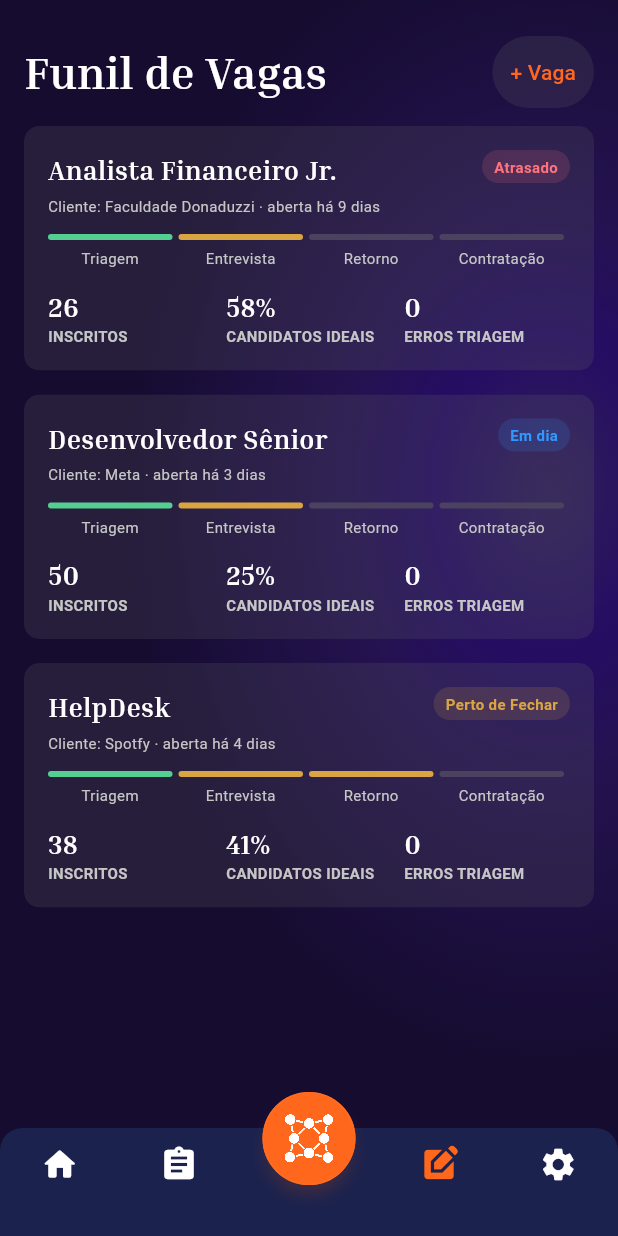
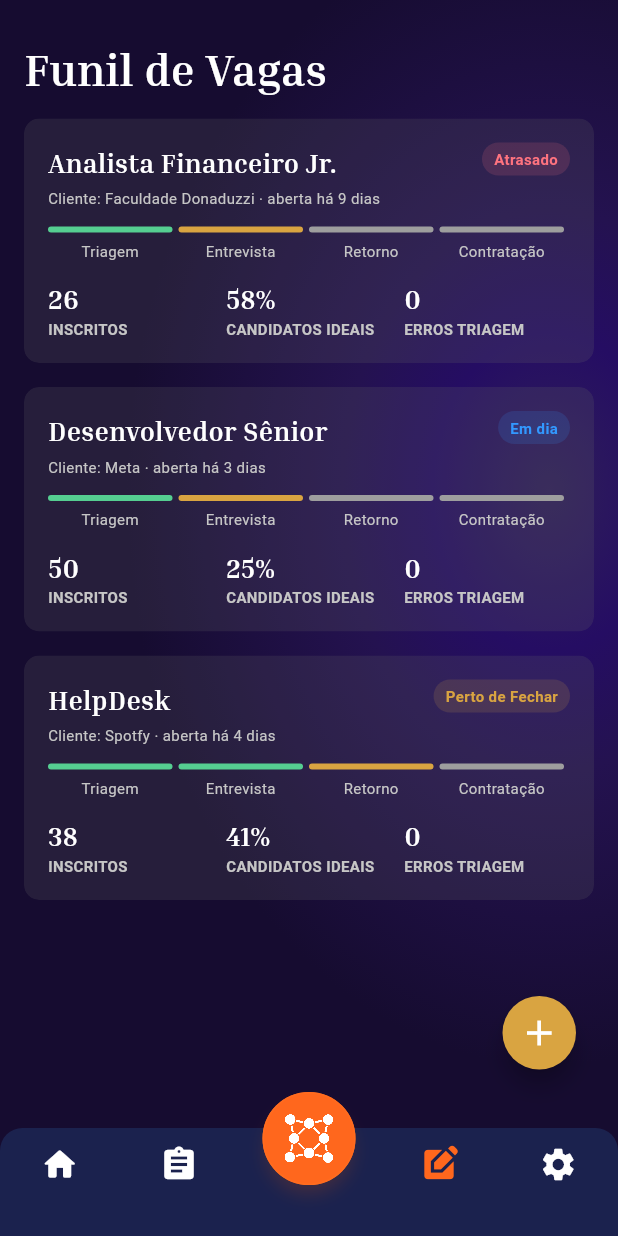
Before and after one commit to Matheus-Lessa-Dev/folksConnect, a Flutter app: the VacancyFunnelScreen screen opened directly, on a phone screen of 412 x 824 dp. Run offline on Flutter 3.47's test engine with Material 3 defaults, Android fonts, the phone set to English and light mode, and no system bars; our stand-ins replace go_router.

Commit message:
Tasks: kanban, dashboard, funil de vagas, home e configuracoes

```diff
--- a/frontend/lib/features/home/home_screen.dart
+++ b/frontend/lib/features/home/home_screen.dart
@@ -6,6 +6,7 @@ import '../../core/widgets/folks_navigation.dart';
 import '../kanban/kanban_controller.dart';
 import '../kanban/task.dart';
 import '../kanban/widgets/kanban_widgets.dart';
+import '../kanban/widgets/task_details_sheet.dart';
 
 class HomeScreen extends StatelessWidget {
   const HomeScreen({super.key, required this.controller, this.userName});
@@ -122,7 +123,10 @@ class HomeScreen extends StatelessWidget {
               child: _PriorityCard(
                 task: task,
                 today: today,
-                onTap: () => context.go('/kanban'),
+               onTap: () => showFolksSheet<void>(
+                context,
+                TaskDetailsSheet(controller: controller, taskId: task.id),
+              ),
               ),
             ),
         if (recent.isEmpty) const SizedBox(height: 20),
--- a/frontend/lib/features/kanban/widgets/kanban_widgets.dart
+++ b/frontend/lib/features/kanban/widgets/kanban_widgets.dart
@@ -70,11 +70,11 @@ class Pipeline extends StatelessWidget {
                       Container(
                         height: 4,
                         decoration: BoxDecoration(
-                          color: item.index <= stage.index
-                              ? (item.index == 0
+                          color: item.index < stage.index
                                     ? FolksColors.green
-                                    : FolksColors.gold)
-                              : FolksColors.border,
+                                    : item.index == stage.index
+                                    ? FolksColors.gold
+                              : Colors.grey,
                           borderRadius: BorderRadius.circular(4),
                         ),
                       ),
--- a/frontend/lib/features/kanban/widgets/task_details_sheet.dart
+++ b/frontend/lib/features/kanban/widgets/task_details_sheet.dart
@@ -214,6 +214,8 @@ class _TaskDetailsSheetState extends State<TaskDetailsSheet> {
                               hintText: '+ Adicionar item',
                               counterText: '',
                               labelText: 'Novo item do checklist',
+                              labelStyle: TextStyle(color: Colors.white70),
+                              floatingLabelStyle: TextStyle(color: Colors.white),
                             ),
                             onSubmitted: (_) => _addChecklist(),
                           ),
--- a/frontend/lib/features/settings/settings_screen.dart
+++ b/frontend/lib/features/settings/settings_screen.dart
@@ -185,7 +185,7 @@ class _SettingsScreenState extends State<SettingsScreen> {
                         ),
                         const SizedBox(height: 12),
                         _option(
-                          'Kanban, funil e Checklis',
+                          'Kanban, Funil e Checklist',
                           'Gerenciar status do Kanban, etapas do funil de vagas e o Checklist Padrão',
                           () => _sheet<void>(
                             context,
--- a/frontend/lib/features/vacancy_funnel/vacancy_funnel_screen.dart
+++ b/frontend/lib/features/vacancy_funnel/vacancy_funnel_screen.dart
@@ -62,16 +62,6 @@ class _VacancyFunnelScreenState extends State<VacancyFunnelScreen> {
                   Expanded(
                     child: Text('Funil de Vagas', style: FolksTheme.heading),
                   ),
-                  const SizedBox(width: 8),
-                  TextButton(
-                    onPressed: _create,
-                    style: TextButton.styleFrom(
-                      backgroundColor: FolksColors.card,
-                      minimumSize: const Size(64, 48),
-                      shape: const StadiumBorder(),
-                    ),
-                    child: const Text('+ Vaga'),
-                  ),
                   if (widget.onSignOut != null)
                     IconButton(
                       tooltip: 'Sair',
@@ -82,7 +72,10 @@ class _VacancyFunnelScreenState extends State<VacancyFunnelScreen> {
               ),
             ),
             Expanded(
-              child: ListenableBuilder(
+              child: Stack(
+                children: [
+                Positioned.fill(
+                child: ListenableBuilder(
                 listenable: _controller,
                 builder: (context, _) {
                   final vacancies = _controller.vacancies;
@@ -120,6 +113,26 @@ class _VacancyFunnelScreenState extends State<VacancyFunnelScreen> {
                     ),
                   );
                 },
+              ),
+              ),
+              Positioned(
+                right: 28,
+                bottom: 15,
+                child: SizedBox(
+                width: 49,
+                height: 49,
+                child: FloatingActionButton.small(
+                heroTag: 'new-vacancy',
+                tooltip: 'Nova vaga',
+                backgroundColor: FolksColors.gold,
+                foregroundColor: FolksColors.white,
+                shape: const CircleBorder(),
+                onPressed: _create,
+                child: const Icon(Icons.add, size: 28),
+              ),
+              ),
+              ),
+              ],
               ),
             ),
             const FolksNavigation(selectedRoute: '/funil-vagas'),
```
Also changed, not shown: frontend/lib/features/dashboard/dashboard_screen.dart (+23 -8 lines), frontend/lib/features/kanban/kanban_screen.dart (+1 -8 lines).
